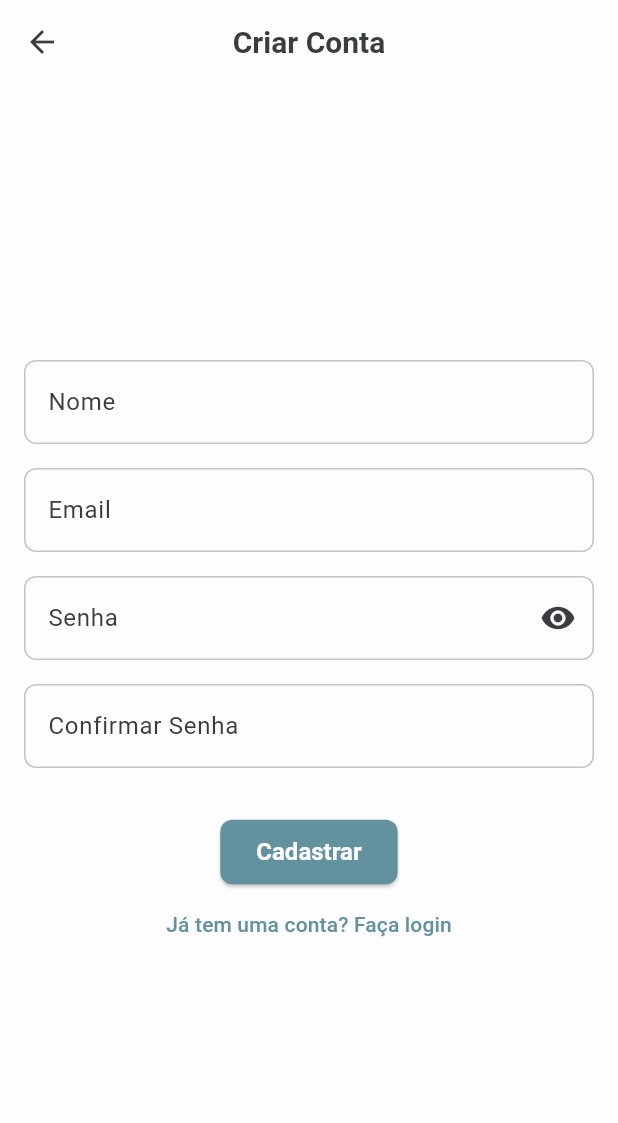
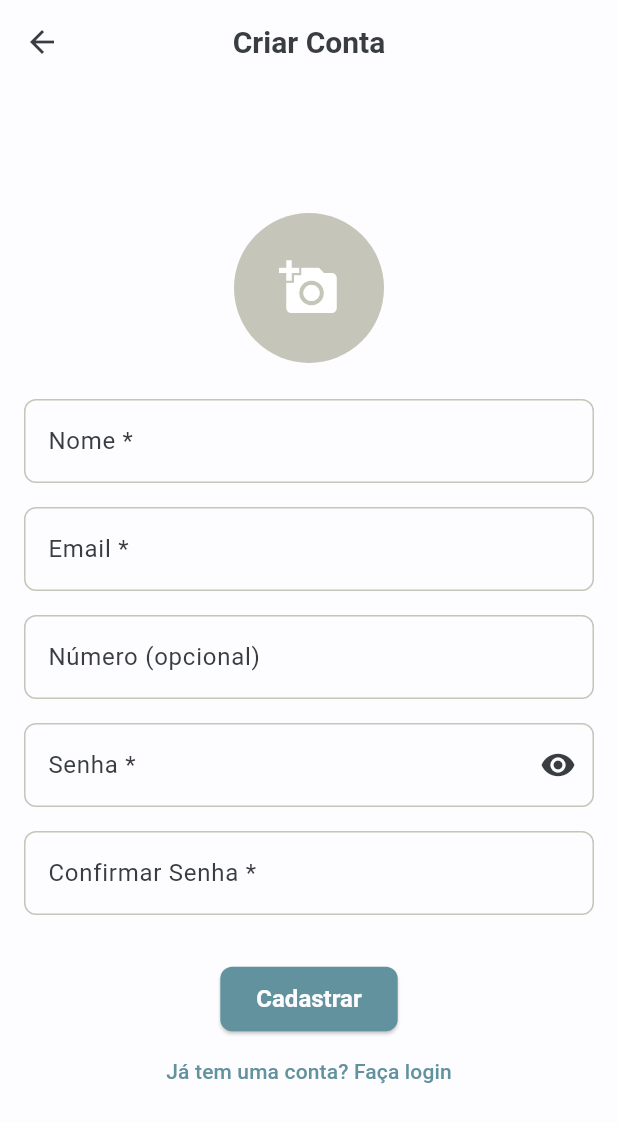
Before and after one commit to viniciusmecosta/KeyBudget, a Flutter app: the RegisterScreen screen opened directly, on a phone screen of 412 x 824 dp. Shown: the top 1123 px of the screen. Run offline on Flutter 3.47's test engine with Material 3 defaults, Android fonts, the phone set to English and light mode, and no system bars; our stand-ins replace fl_chart, flutter_dotenv, image_picker, sqflite_sqlcipher; missing offline and left inert: encrypt; accounts and stored records are empty.

Commit message:
feat: avatar picker

```diff
--- a/lib/core/models/credential_model.dart
+++ b/lib/core/models/credential_model.dart
@@ -7,6 +7,7 @@ class Credential {
   final String? email;
   final String? phoneNumber;
   final String? notes;
+  final String? logoPath;
 
   Credential({
     this.id,
@@ -17,6 +18,7 @@ class Credential {
     this.email,
     this.phoneNumber,
     this.notes,
+    this.logoPath,
   });
 
   Map<String, dynamic> toMap() {
@@ -29,6 +31,7 @@ class Credential {
       'email': email,
       'phone_number': phoneNumber,
       'notes': notes,
+      'logo_path': logoPath,
     };
   }
 
@@ -42,6 +45,7 @@ class Credential {
       email: map['email'],
       phoneNumber: map['phone_number'],
       notes: map['notes'],
+      logoPath: map['logo_path'],
     );
   }
 }
--- a/lib/core/services/database_service.dart
+++ b/lib/core/services/database_service.dart
@@ -17,7 +17,7 @@ class DatabaseService {
 
   Future<Database> _initDatabase(String filePath) async {
     final dbPath = await getApplicationDocumentsDirectory();
-    final path = p.join(dbPath.path, filePath); // Usando o prefixo 'p'
+    final path = p.join(dbPath.path, filePath);
     final dbPassword = dotenv.env['DB_PASSWORD'];
 
     if (dbPassword == null) {
@@ -48,10 +48,10 @@ class DatabaseService {
       CREATE TABLE expenses (
         id INTEGER PRIMARY KEY AUTOINCREMENT,
         user_id INTEGER NOT NULL,
-        description TEXT NOT NULL,
         amount REAL NOT NULL,
         date TEXT NOT NULL,
         category TEXT,
+        motivation TEXT,
         FOREIGN KEY (user_id) REFERENCES users (id) ON DELETE CASCADE
       )
     ''');
--- a/lib/features/auth/view/register_screen.dart
+++ b/lib/features/auth/view/register_screen.dart
@@ -1,5 +1,6 @@
 import 'package:flutter/material.dart';
 import 'package:key_budget/app/view/main_screen.dart';
+import 'package:key_budget/features/auth/view/widgets/avatar_picker.dart';
 import 'package:key_budget/features/auth/viewmodel/auth_viewmodel.dart';
 import 'package:provider/provider.dart';
 
@@ -14,14 +15,17 @@ class _RegisterScreenState extends State<RegisterScreen> {
   final _formKey = GlobalKey<FormState>();
   final _nameController = TextEditingController();
   final _emailController = TextEditingController();
+  final _phoneController = TextEditingController();
   final _passwordController = TextEditingController();
   final _confirmPasswordController = TextEditingController();
+  String? _avatarPath;
   bool _isPasswordVisible = false;
 
   @override
   void dispose() {
     _nameController.dispose();
     _emailController.dispose();
+    _phoneController.dispose();
     _passwordController.dispose();
     _confirmPasswordController.dispose();
     super.dispose();
@@ -35,6 +39,9 @@ class _RegisterScreenState extends State<RegisterScreen> {
       name: _nameController.text,
       email: _emailController.text,
       password: _passwordController.text,
+      phoneNumber:
+          _phoneController.text.isNotEmpty ? _phoneController.text : null,
+      avatarPath: _avatarPath,
     );
 
     if (mounted) {
@@ -65,9 +72,13 @@ class _RegisterScreenState extends State<RegisterScreen> {
             child: Column(
               mainAxisAlignment: MainAxisAlignment.center,
               children: [
+                AvatarPicker(onImageSelected: (path) {
+                  _avatarPath = path;
+                }),
+                const SizedBox(height: 24),
                 TextFormField(
                   controller: _nameController,
-                  decoration: const InputDecoration(labelText: 'Nome'),
+                  decoration: const InputDecoration(labelText: 'Nome *'),
                   validator: (value) => (value == null || value.isEmpty)
                       ? 'Insira seu nome'
                       : null,
@@ -75,7 +86,7 @@ class _RegisterScreenState extends State<RegisterScreen> {
                 const SizedBox(height: 16),
                 TextFormField(
                   controller: _emailController,
-                  decoration: const InputDecoration(labelText: 'Email'),
+                  decoration: const InputDecoration(labelText: 'Email *'),
                   keyboardType: TextInputType.emailAddress,
                   validator: (value) => (value == null || !value.contains('@'))
                       ? 'Insira um email válido'
@@ -83,21 +94,23 @@ class _RegisterScreenState extends State<RegisterScreen> {
                 ),
                 const SizedBox(height: 16),
                 TextFormField(
+                  controller: _phoneController,
+                  decoration:
+                      const InputDecoration(labelText: 'Número (opcional)'),
+                  keyboardType: TextInputType.phone,
+                ),
+                const SizedBox(height: 16),
+                TextFormField(
                   controller: _passwordController,
                   obscureText: !_isPasswordVisible,
                   decoration: InputDecoration(
-                    labelText: 'Senha',
+                    labelText: 'Senha *',
                     suffixIcon: IconButton(
-                      icon: Icon(
-                        _isPasswordVisible
-                            ? Icons.visibility_off
-                            : Icons.visibility,
-                      ),
-                      onPressed: () {
-                        setState(() {
-                          _isPasswordVisible = !_isPasswordVisible;
-                        });
-                      },
+                      icon: Icon(_isPasswordVisible
+                          ? Icons.visibility_off
+                          : Icons.visibility),
+                      onPressed: () => setState(
+                          () => _isPasswordVisible = !_isPasswordVisible),
                     ),
                   ),
                   validator: (value) => (value == null || value.length < 6)
@@ -109,13 +122,10 @@ class _RegisterScreenState extends State<RegisterScreen> {
                   controller: _confirmPasswordController,
                   obscureText: !_isPasswordVisible,
                   decoration:
-                      const InputDecoration(labelText: 'Confirmar Senha'),
-                  validator: (value) {
-                    if (value != _passwordController.text) {
-                      return 'As senhas não coincidem';
-                    }
-                    return null;
-                  },
+                      const InputDecoration(labelText: 'Confirmar Senha *'),
+                  validator: (value) => value != _passwordController.text
+                      ? 'As senhas não coincidem'
+                      : null,
                 ),
                 const SizedBox(height: 32),
                 Consumer<AuthViewModel>(
--- /dev/null
+++ b/lib/features/auth/view/widgets/avatar_picker.dart
@@ -0,0 +1,56 @@
+import 'dart:io';
+import 'package:flutter/material.dart';
+import 'package:image_picker/image_picker.dart';
+
+class AvatarPicker extends StatefulWidget {
+  final Function(String) onImageSelected;
+  final String? initialImagePath;
+
+  const AvatarPicker({
+    super.key,
+    required this.onImageSelected,
+    this.initialImagePath,
+  });
+
+  @override
+  State<AvatarPicker> createState() => _AvatarPickerState();
+}
+
+class _AvatarPickerState extends State<AvatarPicker> {
+  File? _image;
+
+  @override
+  void initState() {
+    super.initState();
+    if (widget.initialImagePath != null) {
+      _image = File(widget.initialImagePath!);
+    }
+  }
+
+  Future<void> _pickImage() async {
+    final picker = ImagePicker();
+    final pickedFile = await picker.pickImage(source: ImageSource.gallery);
+
+    if (pickedFile != null) {
+      setState(() {
+        _image = File(pickedFile.path);
+      });
+      widget.onImageSelected(pickedFile.path);
+    }
+  }
+
+  @override
+  Widget build(BuildContext context) {
+    return GestureDetector(
+      onTap: _pickImage,
+      child: CircleAvatar(
+        radius: 50,
+        backgroundColor: Theme.of(context).colorScheme.secondary,
+        backgroundImage: _image != null ? FileImage(_image!) : null,
+        child: _image == null
+            ? const Icon(Icons.add_a_photo, size: 40, color: Colors.white)
+            : null,
+      ),
+    );
+  }
+}
--- a/lib/features/auth/viewmodel/auth_viewmodel.dart
+++ b/lib/features/auth/viewmodel/auth_viewmodel.dart
@@ -33,6 +33,8 @@ class AuthViewModel extends ChangeNotifier {
     required String name,
     required String email,
     required String password,
+    String? phoneNumber,
+    String? avatarPath,
   }) async {
     _setLoading(true);
     _setErrorMessage(null);
@@ -50,6 +52,8 @@ class AuthViewModel extends ChangeNotifier {
         name: name,
         email: email,
         passwordHash: passwordHash,
+        phoneNumber: phoneNumber,
+        avatarPath: avatarPath,
       );
 
       _currentUser = await _authRepository.register(newUser);
--- a/lib/features/credentials/view/credentials_screen.dart
+++ b/lib/features/credentials/view/credentials_screen.dart
@@ -1,6 +1,5 @@
 import 'package:flutter/material.dart';
 import 'package:flutter/services.dart';
-import 'package:key_budget/core/models/credential_model.dart';
 import 'package:key_budget/features/auth/viewmodel/auth_viewmodel.dart';
 import 'package:key_budget/features/credentials/view/add_credential_screen.dart';
 import 'package:key_budget/features/credentials/view/credential_detail_screen.dart';
--- a/lib/features/credentials/viewmodel/credential_viewmodel.dart
+++ b/lib/features/credentials/viewmodel/credential_viewmodel.dart
@@ -32,6 +32,7 @@ class CredentialViewModel extends ChangeNotifier {
     String? email,
     String? phoneNumber,
     String? notes,
+    String? logoPath,
   }) async {
     final encryptedPassword = _encryptionService.encryptData(plainPassword);
 
@@ -43,6 +44,7 @@ class CredentialViewModel extends ChangeNotifier {
       email: email,
       phoneNumber: phoneNumber,
       notes: notes,
+      logoPath: logoPath,
     );
 
     await _repository.addCredential(newCredential);
@@ -57,6 +59,7 @@ class CredentialViewModel extends ChangeNotifier {
     String? email,
     String? phoneNumber,
     String? notes,
+    String? logoPath,
   }) async {
     String passwordToSave = originalCredential.encryptedPassword;
     if (newPlainPassword != null && newPlainPassword.isNotEmpty) {
@@ -72,6 +75,7 @@ class CredentialViewModel extends ChangeNotifier {
       email: email,
       phoneNumber: phoneNumber,
       notes: notes,
+      logoPath: logoPath,
     );
 
     await _repository.updateCredential(updatedCredential);
--- a/lib/features/expenses/view/expenses_screen.dart
+++ b/lib/features/expenses/view/expenses_screen.dart
@@ -1,5 +1,4 @@
 import 'package:flutter/material.dart';
-import 'package:key_budget/core/models/expense_model.dart';
 import 'package:key_budget/features/auth/viewmodel/auth_viewmodel.dart';
 import 'package:key_budget/features/expenses/view/add_expense_screen.dart';
 import 'package:key_budget/features/expenses/view/expense_detail_screen.dart';
@@ -47,7 +46,7 @@ class _ExpensesScreenState extends State<ExpensesScreen> {
             itemBuilder: (context, index) {
               final expense = viewModel.expenses[index];
               return ListTile(
-                title: Text(expense.description),
+                title: Text(expense.motivation ?? 'Gasto Geral'),
                 subtitle: Text(
                     '${expense.date.day}/${expense.date.month}/${expense.date.year}'),
                 trailing: Text(
```
Also changed, not shown: lib/core/models/expense_model.dart (+4 -4 lines), lib/features/credentials/view/credential_detail_screen.dart (+31 -6 lines), lib/features/expenses/view/add_expense_screen.dart (+18 -18 lines), lib/features/expenses/view/expense_detail_screen.dart (+22 -21 lines), lib/features/user/view/user_screen.dart (+16 -3 lines).
